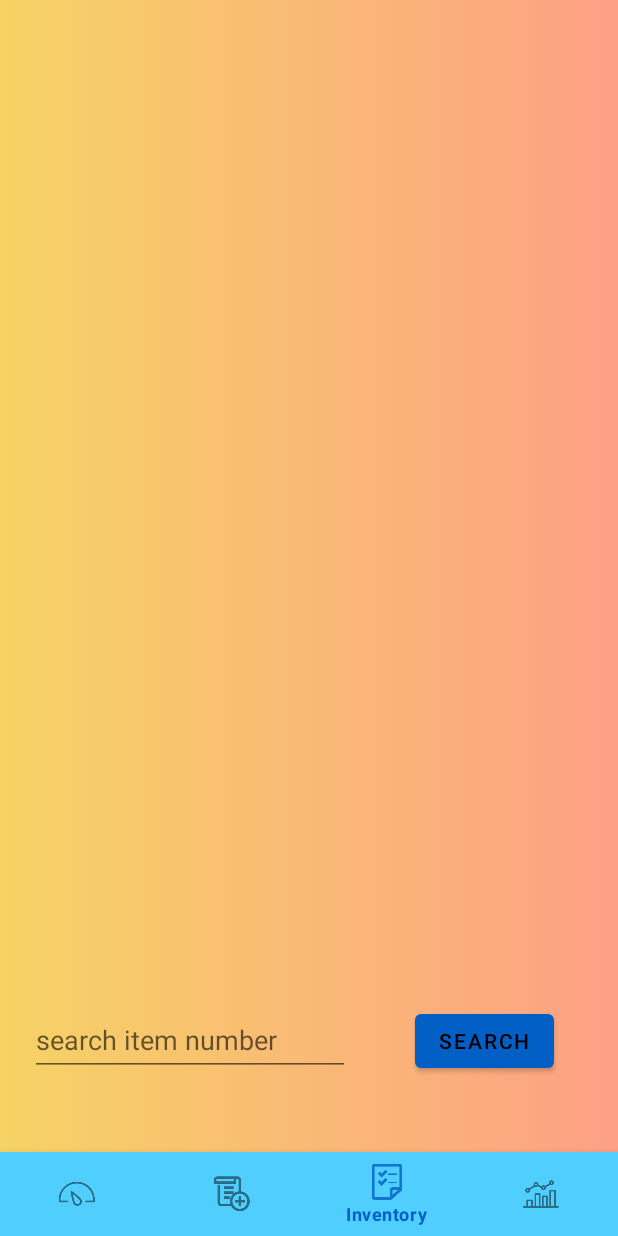
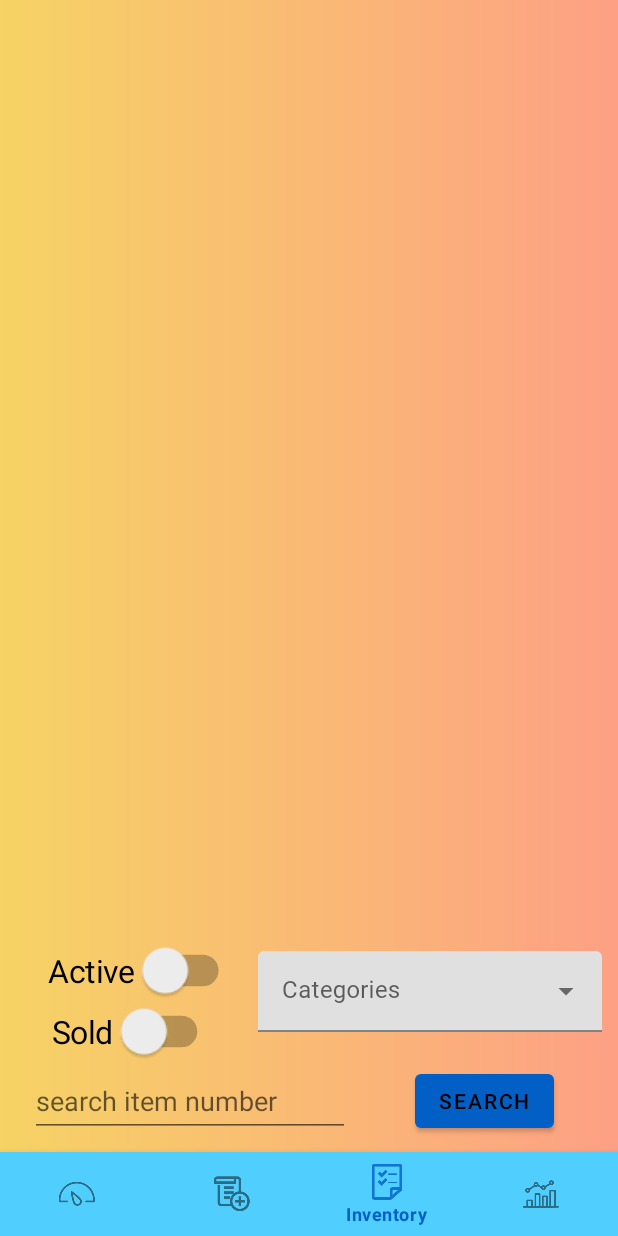
Before and after one commit to Teggenberg/NardDogsApp, an Android app: the ItemList screen opened directly, with no data from a screen before it, item 3 of the bottom bar chosen, on a phone screen of 412 x 824 dp. Run offline under Robolectric (Android 15) with nearby library versions, the phone set to English and light mode, and no system bars; our stand-ins replace Firebase (no records; nobody signed in at launch, a user with empty details on screens opened directly).

Commit message:
DropDownBox and two switches added to ViewInventory

```diff
--- a/app/src/main/java/com/example/narddogsinventory/ItemList.kt
+++ b/app/src/main/java/com/example/narddogsinventory/ItemList.kt
@@ -12,14 +12,10 @@ import android.os.Environment
 import android.provider.MediaStore
 import android.util.Log
 import android.widget.*
-import androidx.activity.result.ActivityResultCallback
-import androidx.activity.result.contract.ActivityResultContracts
 import androidx.annotation.RequiresApi
 import androidx.appcompat.app.AppCompatActivity
 import com.example.narddogsinventory.databinding.ActivityMainBinding
 import com.google.android.material.navigation.NavigationBarView
-import com.google.firebase.auth.FirebaseAuth
-import com.google.firebase.database.FirebaseDatabase
 import com.google.firebase.firestore.FirebaseFirestore
 import com.google.firebase.firestore.ktx.toObject
 import com.google.firebase.ktx.Firebase
@@ -72,7 +68,7 @@ class ItemList : AppCompatActivity() {
         // in our case pass the context, drop down layout , and array.
         val arrayAdapter = ArrayAdapter(this, R.layout.dropdown_text, con)
         // get reference to the autocomplete text view
-        val autocompleteTV = findViewById<AutoCompleteTextView>(R.id.etDropDownCon)
+        val autocompleteTV = findViewById<AutoCompleteTextView>(R.id.itDropDownCat)
         // set adapter to the autocomplete tv to the arrayAdapter
         autocompleteTV.setAdapter(arrayAdapter)
 
@@ -122,7 +118,7 @@ class ItemList : AppCompatActivity() {
         itemBrand = findViewById(R.id.etBrand)
         itemDesc = findViewById<EditText>(R.id.etItemName)
         itemCat = findViewById(R.id.etDropDownBox)
-        itemCond = findViewById(R.id.etDropDownCon)
+        itemCond = findViewById(R.id.itDropDownCat)
         itemCost = findViewById<EditText>(R.id.etCost)
         itemRetail = findViewById(R.id.etRetail)
         itemNotes = findViewById(R.id.etItemNotes)
--- a/app/src/main/java/com/example/narddogsinventory/ViewInventory.kt
+++ b/app/src/main/java/com/example/narddogsinventory/ViewInventory.kt
@@ -5,9 +5,7 @@ import android.os.Build
 import androidx.appcompat.app.AppCompatActivity
 import android.os.Bundle
 import android.util.Log
-import android.widget.Button
-import android.widget.EditText
-import android.widget.Toast
+import android.widget.*
 import androidx.annotation.RequiresApi
 import androidx.recyclerview.widget.LinearLayoutManager
 import androidx.recyclerview.widget.RecyclerView
@@ -102,6 +100,57 @@ class ViewInventory : AppCompatActivity(), ItemAdapter.OnItemClickListener {
                 }
             }
         }
+
+
+//      Inventory CATEGORIES
+        // get reference to the string array that we just created
+        val cat = resources.getStringArray(R.array.invCategories)
+        // create an array adapter and pass the required parameter
+        // pass the context, drop down layout , and array.
+        val adapter = ArrayAdapter(this, R.layout.dropdown_text, cat)
+        // get reference to the autocomplete text view
+        val auto = findViewById<AutoCompleteTextView>(R.id.itDropDownCat)
+        // set adapter to the autocomplete tv to the arrayAdapter
+        auto.setAdapter(adapter)
+
+
+        val activeSwitch = findViewById<Switch>(R.id.activeSwitch)
+        val soldSwitch = findViewById<Switch>(R.id.soldSwitch)
+
+        activeSwitch.setOnCheckedChangeListener { buttonView, isChecked ->
+            // @Tim you do not need to use this but just an idea going your way
+
+//            THE buttonView parameter it is not used in this specific implementation
+//            of the listener, but it is passed as a parameter
+//            to the listener method and can be used to access and interact with
+//            the Switch widget. The isChecked parameter is
+//            used to determine the state of the Switch widget and
+//            perform different operations based on that state.
+
+            if (isChecked) {
+
+            } else {
+
+
+            }
+
+        }
+
+        soldSwitch.setOnCheckedChangeListener { buttonView, isChecked ->
+            // @Tim you do not need to use this but just an idea going your way
+
+            if (isChecked) {
+
+
+            }
+            else {
+
+
+            }
+
+        }
+
+
 
     }
 
--- a/app/src/main/res/layout/activity_item_list.xml
+++ b/app/src/main/res/layout/activity_item_list.xml
@@ -89,7 +89,7 @@
         app:layout_constraintTop_toBottomOf="@+id/etItemID" />
 
     <com.google.android.material.textfield.TextInputLayout
-        android:id="@+id/textInputLayout"
+        android:id="@+id/invtextInputLayout"
         style="@style/Widget.MaterialComponents.TextInputLayout.FilledBox.Dense.ExposedDropdownMenu"
         android:layout_width="230dp"
         android:layout_height="wrap_content"
@@ -102,7 +102,7 @@
         app:layout_constraintTop_toBottomOf="@+id/etRetail">
 
         <AutoCompleteTextView
-            android:id="@+id/etDropDownCon"
+            android:id="@+id/itDropDownCat"
             android:layout_width="229dp"
             android:layout_height="54dp"
             android:layout_weight="1"
@@ -123,7 +123,7 @@
         app:layout_constraintEnd_toEndOf="parent"
         app:layout_constraintHorizontal_bias="1.0"
         app:layout_constraintStart_toStartOf="parent"
-        app:layout_constraintTop_toBottomOf="@+id/textInputLayout">
+        app:layout_constraintTop_toBottomOf="@+id/invtextInputLayout">
 
         <AutoCompleteTextView
             android:id="@+id/etDropDownBox"
--- a/app/src/main/res/layout/activity_view_inventory.xml
+++ b/app/src/main/res/layout/activity_view_inventory.xml
@@ -11,7 +11,7 @@
         android:id="@+id/inventoryList"
         android:layout_width="409dp"
         android:layout_height="629dp"
-        android:layout_marginBottom="180dp"
+        android:layout_marginBottom="200dp"
         app:layout_constraintBottom_toBottomOf="parent"
         app:layout_constraintEnd_toEndOf="parent"
         app:layout_constraintHorizontal_bias="0.0"
@@ -35,7 +35,7 @@
         android:layout_width="wrap_content"
         android:layout_height="wrap_content"
         android:layout_marginStart="20dp"
-        android:layout_marginBottom="25dp"
+        android:layout_marginTop="75dp"
         android:ems="10"
         android:hint="search item number"
         android:inputType="number"
@@ -48,10 +48,61 @@
         android:id="@+id/buttonItemSearch"
         android:layout_width="wrap_content"
         android:layout_height="wrap_content"
-        android:layout_marginBottom="50dp"
+        android:layout_marginBottom="10dp"
         android:text="Search"
         app:layout_constraintBottom_toTopOf="@+id/bottomNav"
         app:layout_constraintEnd_toEndOf="parent"
         app:layout_constraintStart_toEndOf="@+id/etItemNumber" />
 
+    <Switch
+        android:id="@+id/activeSwitch"
+        android:layout_width="wrap_content"
+        android:layout_height="wrap_content"
+        android:layout_marginStart="45dp"
+        android:layout_marginTop="5dp"
+        android:padding="8dp"
+        android:scaleX="1.5"
+        android:scaleY="1.5"
+        android:text="Active"
+        app:layout_constraintStart_toStartOf="parent"
+        app:layout_constraintTop_toBottomOf="@+id/inventoryList" />
+
+    <Switch
+        android:id="@+id/soldSwitch"
+        android:layout_width="wrap_content"
+        android:layout_height="wrap_content"
+        android:layout_marginStart="45dp"
+        android:layout_marginTop="5dp"
+        android:padding="8dp"
+        android:scaleX="1.5"
+        android:scaleY="1.5"
+        android:text="Sold"
+        app:layout_constraintStart_toStartOf="parent"
+        app:layout_constraintTop_toBottomOf="@+id/activeSwitch" />
+
+    <com.google.android.material.textfield.TextInputLayout
+        android:id="@+id/invtextInputLayout"
+        style="@style/Widget.MaterialComponents.TextInputLayout.FilledBox.Dense.ExposedDropdownMenu"
+        android:layout_width="230dp"
+        android:layout_height="wrap_content"
+        android:layout_marginStart="100dp"
+        android:layout_marginTop="10dp"
+        android:layout_marginEnd="10dp"
+        app:layout_constraintEnd_toEndOf="parent"
+        app:layout_constraintHorizontal_bias="1.0"
+        app:layout_constraintStart_toStartOf="parent"
+        app:layout_constraintTop_toBottomOf="@+id/inventoryList">
+
+
+        <AutoCompleteTextView
+            android:id="@+id/itDropDownCat"
+            android:layout_width="229dp"
+            android:layout_height="54dp"
+            android:layout_weight="1"
+            android:height="48dp"
+            android:fontFamily="@font/latobold"
+            android:hint="Categories"
+            android:inputType="none" />
+    </com.google.android.material.textfield.TextInputLayout>
+
 </androidx.constraintlayout.widget.ConstraintLayout>
--- a/app/src/main/res/values/strings.xml
+++ b/app/src/main/res/values/strings.xml
@@ -11,6 +11,16 @@
         <item>Roughed Up</item>
     </string-array>
 
+    <string-array name="invCategories">
+        <item>Electronics</item>
+        <item>Apparel</item>
+        <item>Media</item>
+        <item>Furniture/Appliances</item>
+        <item>Collectibles</item>
+        <item>Other</item>
+        <item>--ALL--</item>
+    </string-array>
+
     <string-array name="categories">
         <item>Electronics</item>
         <item>Apparel</item>
```
